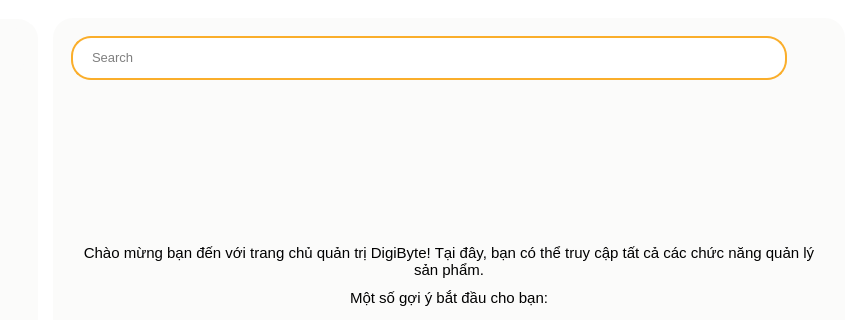
This is SPCK/GUI/admin.ui in MaiNgocChau9/Python-App-Instance as Qt 5 draws it before an edit; both pictures show x 151 to 1014 and y 0 to 320 of the 1014 by 611 pixel window. The edited form follows.
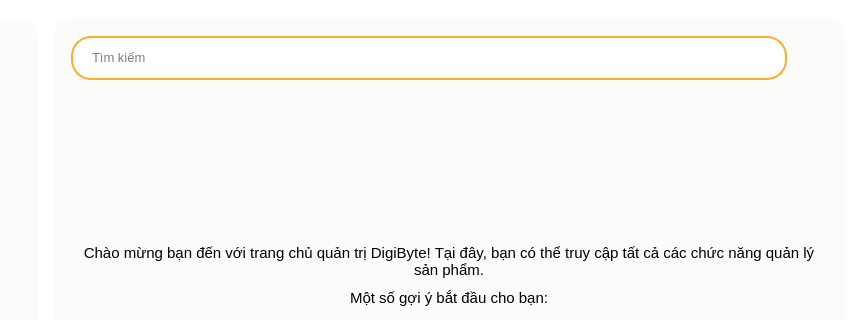
This is the edited form. The open tabs and pages were chosen to show the change. Icons and pictures are not drawn.

```diff
--- a/SPCK/GUI/admin.ui
+++ b/SPCK/GUI/admin.ui
@@ -348,7 +348,6 @@
           <property name="font">
            <font>
             <family>Segoe UI</family>
-            <weight>50</weight>
             <bold>false</bold>
            </font>
           </property>
@@ -412,7 +411,7 @@
 background-color: transparent;</string>
                    </property>
                    <property name="placeholderText">
-                    <string>Search</string>
+                    <string>Tìm kiếm</string>
                    </property>
                   </widget>
                  </item>
```
Left out of the diff: 39 changed lines with no effect on the pictures.
